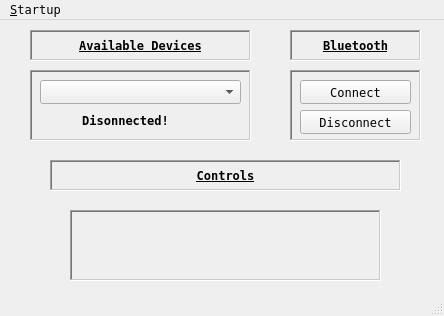
This is phoneaudiolink.ui in PolymorphicAgent/PhoneAudioLink as Qt 5 draws it before an edit. The edited form follows.
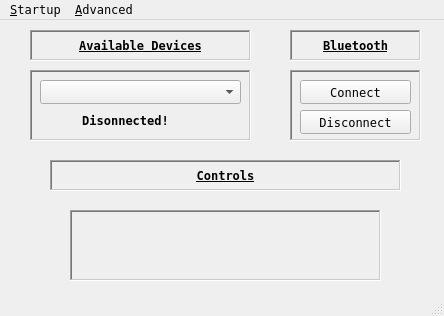
This is the edited form. Icons and pictures are not drawn. Custom widgets are drawn as their Qt base class.

Commit message: experiment with bluetooth #4

Patch:
```diff
--- a/phoneaudiolink.ui
+++ b/phoneaudiolink.ui
@@ -340,7 +340,14 @@
     <addaction name="separator"/>
     <addaction name="actionProgram_Version"/>
    </widget>
+   <widget class="QMenu" name="menuAdvanced">
+    <property name="title">
+     <string>&amp;Advanced</string>
+    </property>
+    <addaction name="compatAction"/>
+   </widget>
    <addaction name="menuStartup"/>
+   <addaction name="menuAdvanced"/>
   </widget>
   <widget class="QStatusBar" name="statusbar"/>
   <action name="actionStart_Program_Minimized">
```
Left out of the diff: 11 changed lines with no effect on the pictures. The commit also changes 1 other file.
